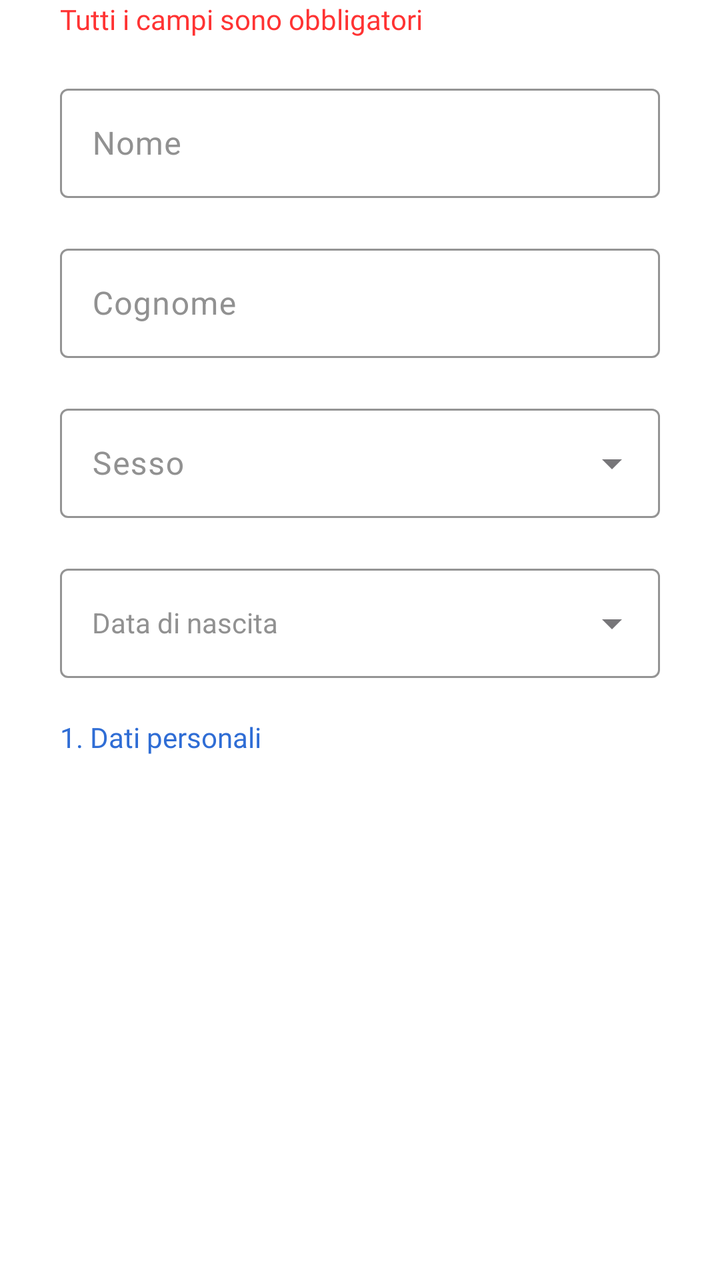
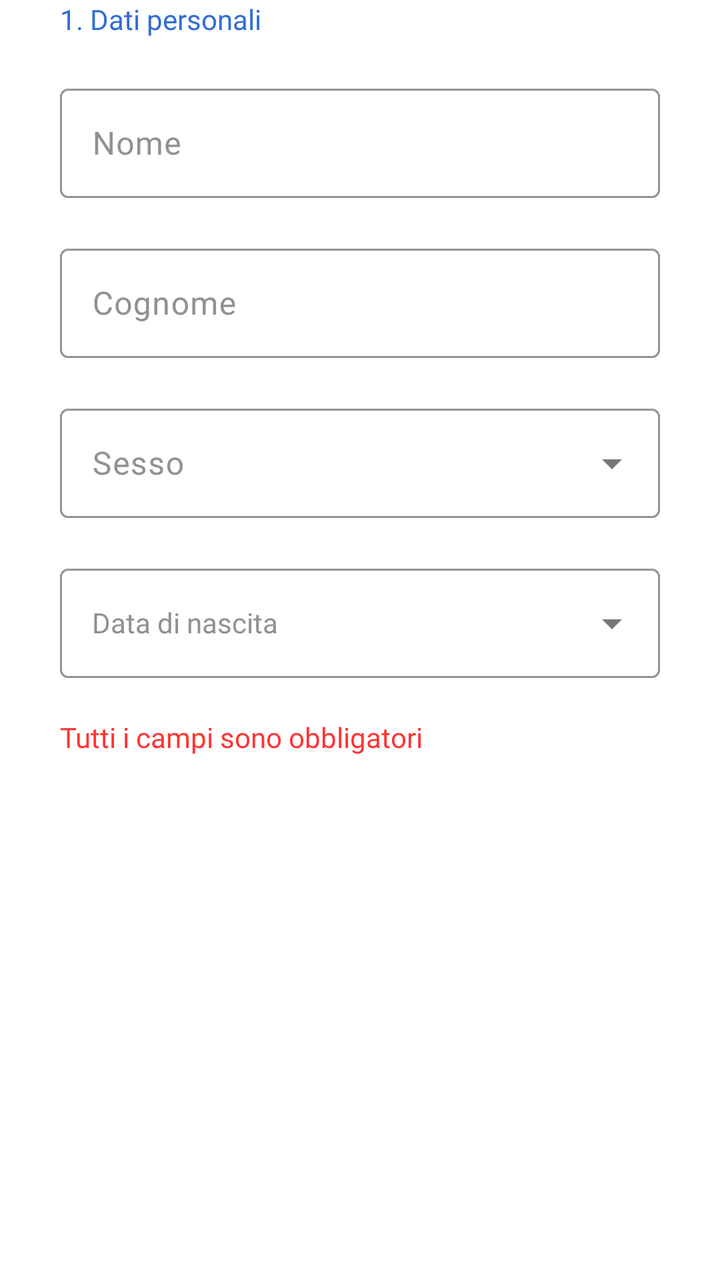

The first picture is an Android layout as it rendered before a commit; the second is the same layout after the commit. The layout source and the unified diff follow.
<!-- AndroidManifest.xml: application theme Theme.AsilApp -->
<!-- res/layout/signup_name_surname_fragment.xml -->
<?xml version="1.0" encoding="utf-8"?>
<LinearLayout xmlns:android="http://schemas.android.com/apk/res/android"
    xmlns:app="http://schemas.android.com/apk/res-auto"
    xmlns:tools="http://schemas.android.com/tools"
    android:layout_width="match_parent"
    android:layout_height="wrap_content"
    android:background="@color/appBackground"
    android:backgroundTint="@color/white"
    android:orientation="vertical"
    android:outlineAmbientShadowColor="#3F1212"
    android:outlineSpotShadowColor="#DC2B2B"
    tools:context=".view.firstaccess.SignupNameSurnameFragment">

    <TextView
        android:layout_width="wrap_content"
        android:layout_height="wrap_content"
        android:layout_gravity="left"
        android:layout_marginLeft="30dp"
        android:text="@string/mandatoryFields"
        android:textColor="@color/textAlertColor"
        android:fontFamily="@font/titillium_web_bold"></TextView>



    <com.google.android.material.textfield.TextInputLayout
        android:layout_width="@dimen/inputTextWidth"
        android:layout_height="@dimen/inpuTextHeight"
        android:layout_gravity="center"
        android:layout_marginTop="@dimen/marginBetweenInputs"
        android:hint="@string/nameSignupText"
        android:textColorHint="@color/textPlaceholderColor"
        app:boxStrokeColor="@color/appMainColor"
        app:counterTextColor="@color/appMainColor"
        app:helperTextTextColor="@color/appMainColor"
        app:hintTextColor="@color/appMainColor"
        app:placeholderTextColor="@color/appMainColor"
        app:prefixTextColor="@color/appMainColor"
        app:suffixTextColor="@color/appMainColor">

        <com.google.android.material.textfield.TextInputEditText
            android:id="@+id/nameInputRegister"
            android:layout_width="match_parent"
            android:layout_height="match_parent"
            android:inputType="textCapWords"
            android:textColor="@color/textColor"
             />
    </com.google.android.material.textfield.TextInputLayout>

    <com.google.android.material.textfield.TextInputLayout
        android:layout_width="@dimen/inputTextWidth"
        android:layout_height="@dimen/inpuTextHeight"
        android:layout_gravity="center"
        android:layout_marginTop="@dimen/marginBetweenInputs"
        android:hint="@string/surnameSignupText"
        app:boxStrokeColor="@color/appMainColor"
        app:counterTextColor="@color/appMainColor"
        app:helperTextTextColor="@color/appMainColor"
        app:hintTextColor="@color/appMainColor"
        android:textColorHint="@color/textPlaceholderColor"
        app:placeholderTextColor="@color/appMainColor"
        app:prefixTextColor="@color/appMainColor"
        app:suffixTextColor="@color/appMainColor">

        <com.google.android.material.textfield.TextInputEditText
            android:id="@+id/surnameInputRegister"
            android:layout_width="match_parent"
            android:layout_height="match_parent"
            android:inputType="textCapWords"
            android:textColor="@color/textColor" />
    </com.google.android.material.textfield.TextInputLayout>



    <com.google.android.material.textfield.TextInputLayout
        style="@style/Widget.MaterialComponents.TextInputLayout.OutlinedBox.ExposedDropdownMenu"
        android:layout_width="@dimen/inputTextWidth"
        android:layout_height="@dimen/inpuTextHeight"
        android:layout_marginTop="@dimen/marginBetweenInputs"
        app:boxStrokeColor="@color/appMainColor"
        app:counterTextColor="@color/appMainColor"
        app:helperTextTextColor="@color/appMainColor"
        app:hintTextColor="@color/appMainColor"
        app:placeholderTextColor="@color/appMainColor"
        app:prefixTextColor="@color/appMainColor"
        app:suffixTextColor="@color/appMainColor"
        android:textColor="@color/textColor"
        android:textColorHint="@color/textPlaceholderColor"
        android:hint="@string/genderSignupText"
        android:layout_gravity="center">

        <com.google.android.material.textfield.MaterialAutoCompleteTextView
            style="@style/MyAutoCompleteTextViewStyle"
            android:id="@+id/genderSelection"
            android:layout_width="match_parent"
            android:layout_height="match_parent"
            android:inputType="none"
            android:textColorHighlight="@color/appMainColor"
            android:textColorLink="@color/appMainColor" />
    </com.google.android.material.textfield.TextInputLayout>



    <com.google.android.material.textfield.TextInputLayout
        style="@style/Widget.MaterialComponents.TextInputLayout.OutlinedBox.ExposedDropdownMenu"
        android:id="@+id/birtDateSelectionLayout"
        android:layout_width="@dimen/inputTextWidth"
        android:layout_height="@dimen/inpuTextHeight"
        android:layout_marginTop="@dimen/marginBetweenInputs"
        app:boxStrokeColor="@color/appMainColor"
        app:counterTextColor="@color/appMainColor"
        app:helperTextTextColor="@color/appMainColor"
        app:hintTextColor="@color/appMainColor"
        app:placeholderTextColor="@color/appMainColor"
        app:prefixTextColor="@color/appMainColor"
        app:suffixTextColor="@color/appMainColor"
        android:textColor="@color/textColor"
        android:textColorHint="@color/textPlaceholderColor"
        android:hint="@string/birthDateSignupText"
        android:layout_gravity="center">

        <com.google.android.material.textfield.MaterialAutoCompleteTextView
            style="@style/MyAutoCompleteTextViewStyleDate"
            android:id="@+id/birtDateSelection"
            android:clickable="false"
            android:focusable="false"
            android:layout_width="match_parent"
            android:layout_height="match_parent"
            android:inputType="none"
            android:textColorHighlight="@color/appMainColor"
            android:textColorLink="@color/appMainColor" />

    </com.google.android.material.textfield.TextInputLayout>

    <TextView
        android:layout_width="wrap_content"
        android:layout_height="wrap_content"
        android:layout_gravity="left"
        android:layout_marginLeft="30dp"
        android:layout_marginTop="@dimen/marginBetweenInputs"
        android:text="@string/personalData"
        android:textColor="@color/appMainColor"
        android:fontFamily="@font/titillium_web_bold"></TextView>





</LinearLayout>
<!-- resources referenced by this layout -->
<resources>
  <color name="appBackground">#ffffff</color>
  <color name="appMainColor">#2f6dd5</color>
  <color name="textAlertColor">#ff3333</color>
  <color name="textColor">#1B1B1B</color>
  <color name="textPlaceholderColor">#919191</color>
  <color name="white">#FFFFFFFF</color>
  <dimen name="inpuTextHeight">60dp</dimen>
  <dimen name="inputTextWidth">300dp</dimen>
  <dimen name="marginBetweenInputs">20dp</dimen>
  <string name="birthDateSignupText">Data di nascita</string>
  <string name="genderSignupText">Sesso</string>
  <string name="mandatoryFields">Tutti i campi sono obbligatori</string>
  <string name="nameSignupText">Nome</string>
  <string name="personalData">1. Dati personali</string>
  <string name="surnameSignupText">Cognome</string>
  <style name="MyAutoCompleteTextViewStyle" parent="Widget.Material3.AutoCompleteTextView.OutlinedBox.Dense">
          <item name="android:popupBackground">@color/white</item> 
      </style>
  <style name="MyAutoCompleteTextViewStyleDate" parent="Widget.Material3.TextInputLayout.FilledBox">
          <item name="android:popupBackground">@color/white</item> 
      </style>
  <style name="Theme.AsilApp" parent="Base.Theme.AsilApp" />
  <style name="Base.Theme.AsilApp" parent="Theme.Material3.DayNight.NoActionBar">
          
          
      </style>
</resources>

<!-- the commit's change to res/layout/signup_name_surname_fragment.xml (unified diff, before → after) -->
@@ -9,17 +9,18 @@
     android:orientation="vertical"
     android:outlineAmbientShadowColor="#3F1212"
     android:outlineSpotShadowColor="#DC2B2B"
-    tools:context=".view.firstaccess.SignupNameSurnameFragment">
+    tools:context=".view.signinSignup.SignupNameSurnameFragment">
+
 
     <TextView
         android:layout_width="wrap_content"
         android:layout_height="wrap_content"
         android:layout_gravity="left"
         android:layout_marginLeft="30dp"
-        android:text="@string/mandatoryFields"
-        android:textColor="@color/textAlertColor"
+        android:layout_marginTop="0dp"
+        android:text="@string/personalData"
+        android:textColor="@color/appMainColor"
         android:fontFamily="@font/titillium_web_bold"></TextView>
-
 
 
     <com.google.android.material.textfield.TextInputLayout
@@ -38,7 +39,7 @@
         app:suffixTextColor="@color/appMainColor">
 
         <com.google.android.material.textfield.TextInputEditText
-            android:id="@+id/nameInputRegister"
+            android:id="@+id/nameInputSignup"
             android:layout_width="match_parent"
             android:layout_height="match_parent"
             android:inputType="textCapWords"
@@ -62,7 +63,7 @@
         app:suffixTextColor="@color/appMainColor">
 
         <com.google.android.material.textfield.TextInputEditText
-            android:id="@+id/surnameInputRegister"
+            android:id="@+id/surnameInputSignup"
             android:layout_width="match_parent"
             android:layout_height="match_parent"
             android:inputType="textCapWords"
@@ -90,7 +91,7 @@
 
         <com.google.android.material.textfield.MaterialAutoCompleteTextView
             style="@style/MyAutoCompleteTextViewStyle"
-            android:id="@+id/genderSelection"
+            android:id="@+id/genderSelectionSignup"
             android:layout_width="match_parent"
             android:layout_height="match_parent"
             android:inputType="none"
@@ -102,7 +103,7 @@
 
     <com.google.android.material.textfield.TextInputLayout
         style="@style/Widget.MaterialComponents.TextInputLayout.OutlinedBox.ExposedDropdownMenu"
-        android:id="@+id/birtDateSelectionLayout"
+        android:id="@+id/birtDateSelectionLayoutSignup"
         android:layout_width="@dimen/inputTextWidth"
         android:layout_height="@dimen/inpuTextHeight"
         android:layout_marginTop="@dimen/marginBetweenInputs"
@@ -120,7 +121,7 @@
 
         <com.google.android.material.textfield.MaterialAutoCompleteTextView
             style="@style/MyAutoCompleteTextViewStyleDate"
-            android:id="@+id/birtDateSelection"
+            android:id="@+id/birtDateSelectionSignup"
             android:clickable="false"
             android:focusable="false"
             android:layout_width="match_parent"
@@ -131,18 +132,17 @@
 
     </com.google.android.material.textfield.TextInputLayout>
 
+
     <TextView
         android:layout_width="wrap_content"
         android:layout_height="wrap_content"
         android:layout_gravity="left"
         android:layout_marginLeft="30dp"
         android:layout_marginTop="@dimen/marginBetweenInputs"
-        android:text="@string/personalData"
-        android:textColor="@color/appMainColor"
+        android:text="@string/mandatoryFields"
+        android:textColor="@color/textAlertColor"
         android:fontFamily="@font/titillium_web_bold"></TextView>
 
 
 
-
-
 </LinearLayout>
